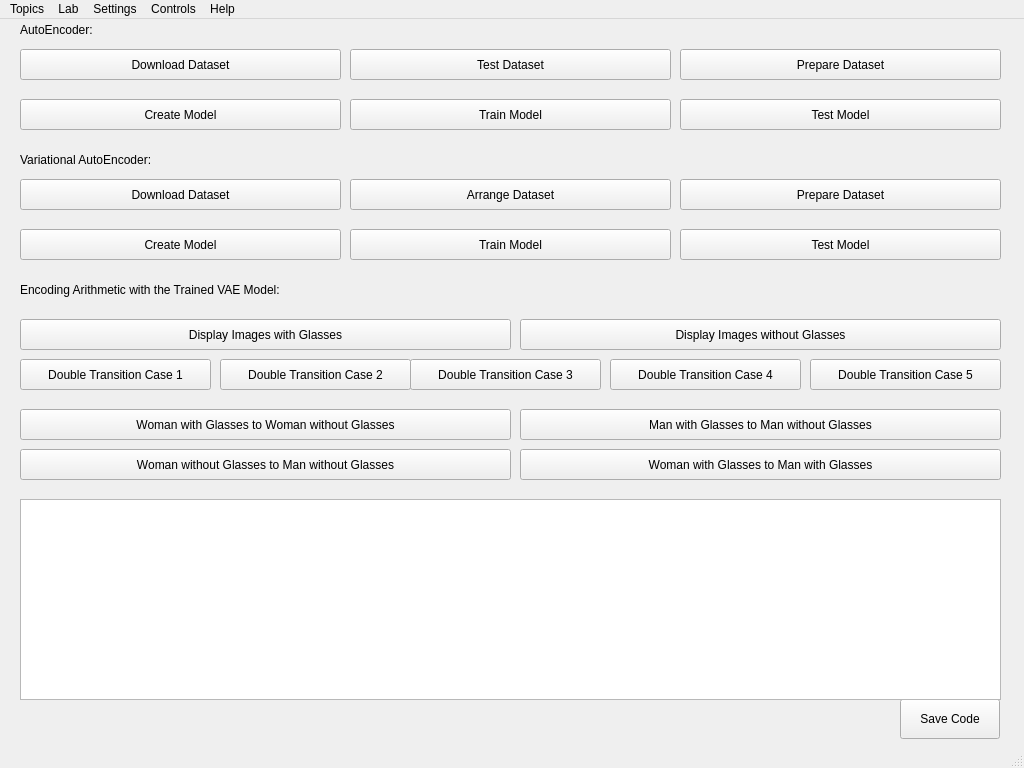
Before: the Qt Designer form ui.ui in mehrdadeahady/CV_with_ML_and_DL_and_GANs, drawn with Qt 5.
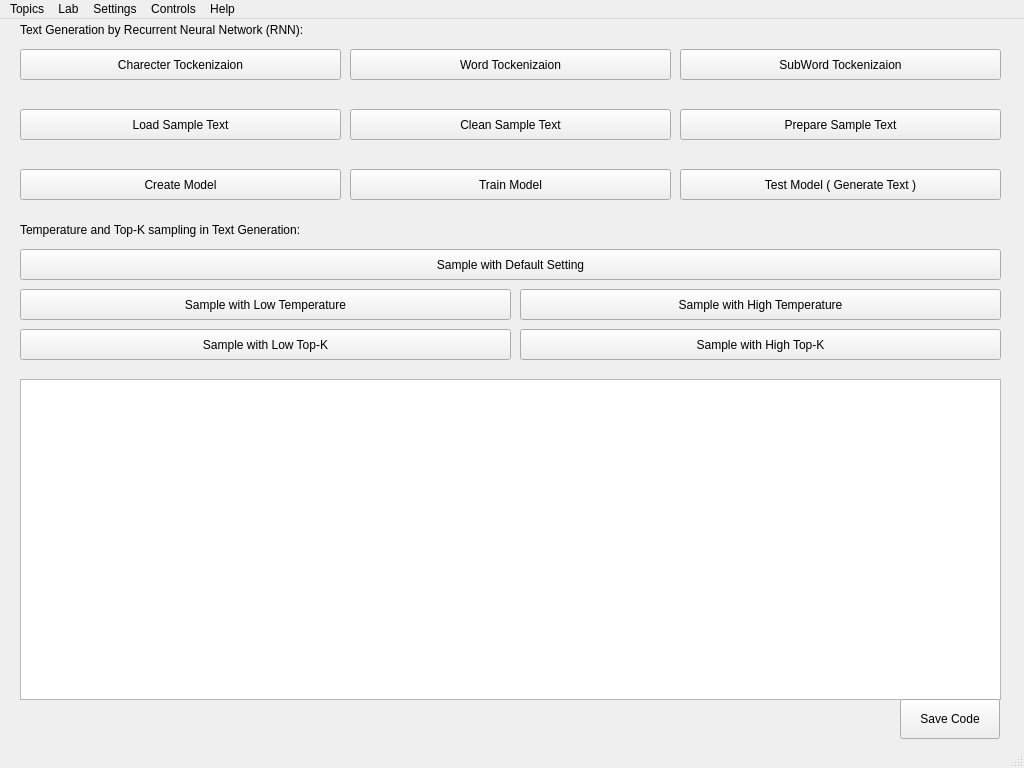
After: the same form once the commit is applied. Icons and pictures are not drawn.

Commit message: UI for Generating Text by RNNs page added.

Patch:
```diff
--- a/ui.ui
+++ b/ui.ui
@@ -100,7 +100,7 @@
      </size>
     </property>
     <property name="currentIndex">
-     <number>11</number>
+     <number>12</number>
     </property>
     <widget class="QWidget" name="page_ImagesAndColorsManipulationsAndOprations">
      <property name="sizePolicy">
@@ -6260,6 +6260,239 @@
       </property>
      </widget>
     </widget>
+    <widget class="QWidget" name="page_TextGenerationByRNN">
+     <widget class="QLabel" name="label_TextGenerationByRNN">
+      <property name="geometry">
+       <rect>
+        <x>10</x>
+        <y>0</y>
+        <width>981</width>
+        <height>21</height>
+       </rect>
+      </property>
+      <property name="text">
+       <string>Text Generation by Recurrent Neural Network (RNN):</string>
+      </property>
+     </widget>
+     <widget class="QTextBrowser" name="textBrowser_TextGenerationByRNN">
+      <property name="geometry">
+       <rect>
+        <x>10</x>
+        <y>360</y>
+        <width>981</width>
+        <height>321</height>
+       </rect>
+      </property>
+     </widget>
+     <widget class="QPushButton" name="pushButton_SaveCode_TextGenerationByRNN">
+      <property name="geometry">
+       <rect>
+        <x>890</x>
+        <y>680</y>
+        <width>100</width>
+        <height>40</height>
+       </rect>
+      </property>
+      <property name="text">
+       <string>Save Code</string>
+      </property>
+     </widget>
+     <widget class="QPushButton" name="pushButton_CharecterTockenizaion_TextGenerationByRNN">
+      <property name="geometry">
+       <rect>
+        <x>10</x>
+        <y>30</y>
+        <width>321</width>
+        <height>31</height>
+       </rect>
+      </property>
+      <property name="text">
+       <string>Charecter Tockenizaion</string>
+      </property>
+     </widget>
+     <widget class="QPushButton" name="pushButton_WordTockenizaion_TextGenerationByRNN">
+      <property name="geometry">
+       <rect>
+        <x>340</x>
+        <y>30</y>
+        <width>321</width>
+        <height>31</height>
+       </rect>
+      </property>
+      <property name="text">
+       <string>Word Tockenizaion</string>
+      </property>
+     </widget>
+     <widget class="QPushButton" name="pushButton_SubWordTockenizaion_TextGenerationByRNN">
+      <property name="geometry">
+       <rect>
+        <x>670</x>
+        <y>30</y>
+        <width>321</width>
+        <height>31</height>
+       </rect>
+      </property>
+      <property name="text">
+       <string>SubWord Tockenizaion</string>
+      </property>
+     </widget>
+     <widget class="QPushButton" name="pushButton_LoadSampleText_TextGenerationByRNN">
+      <property name="geometry">
+       <rect>
+        <x>10</x>
+        <y>90</y>
+        <width>321</width>
+        <height>31</height>
+       </rect>
+      </property>
+      <property name="text">
+       <string>Load Sample Text</string>
+      </property>
+     </widget>
+     <widget class="QPushButton" name="pushButton_CleanSampleText_TextGenerationByRNN">
+      <property name="geometry">
+       <rect>
+        <x>340</x>
+        <y>90</y>
+        <width>321</width>
+        <height>31</height>
+       </rect>
+      </property>
+      <property name="text">
+       <string>Clean Sample Text</string>
+      </property>
+     </widget>
+     <widget class="QPushButton" name="pushButton_PrepareSampleText_TextGenerationByRNN">
+      <property name="geometry">
+       <rect>
+        <x>670</x>
+        <y>90</y>
+        <width>321</width>
+        <height>31</height>
+       </rect>
+      </property>
+      <property name="text">
+       <string>Prepare Sample Text</string>
+      </property>
+     </widget>
+     <widget class="QPushButton" name="pushButton_CreateModel_TextGenerationByRNN">
+      <property name="geometry">
+       <rect>
+        <x>10</x>
+        <y>150</y>
+        <width>321</width>
+        <height>31</height>
+       </rect>
+      </property>
+      <property name="text">
+       <string>Create Model</string>
+      </property>
+     </widget>
+     <widget class="QPushButton" name="pushButton_TrainModel_TextGenerationByRNN">
+      <property name="geometry">
+       <rect>
+        <x>340</x>
+        <y>150</y>
+        <width>321</width>
+        <height>31</height>
+       </rect>
+      </property>
+      <property name="text">
+       <string>Train Model</string>
+      </property>
+     </widget>
+     <widget class="QPushButton" name="pushButton_TestModel_TextGenerationByRNN">
+      <property name="geometry">
+       <rect>
+        <x>670</x>
+        <y>150</y>
+        <width>321</width>
+        <height>31</height>
+       </rect>
+      </property>
+      <property name="text">
+       <string>Test Model ( Generate Text )</string>
+      </property>
+     </widget>
+     <widget class="QLabel" name="label_Sampling_TextGenerationByRNN">
+      <property name="geometry">
+       <rect>
+        <x>10</x>
+        <y>200</y>
+        <width>981</width>
+        <height>21</height>
+       </rect>
+      </property>
+      <property name="text">
+       <string>Temperature and Top-K sampling in Text Generation:</string>
+      </property>
+     </widget>
+     <widget class="QPushButton" name="pushButton_SampleWithDefaultSetting_TextGenerationByRNN">
+      <property name="geometry">
+       <rect>
+        <x>10</x>
+        <y>230</y>
+        <width>981</width>
+        <height>31</height>
+       </rect>
+      </property>
+      <property name="text">
+       <string>Sample with Default Setting</string>
+      </property>
+     </widget>
+     <widget class="QPushButton" name="pushButton_SampleWithLowTemperature_TextGenerationByRNN">
+      <property name="geometry">
+       <rect>
+        <x>10</x>
+        <y>270</y>
+        <width>491</width>
+        <height>31</height>
+       </rect>
+      </property>
+      <property name="text">
+       <string>Sample with Low Temperature</string>
+      </property>
+     </widget>
+     <widget class="QPushButton" name="pushButton_SampleWithHighTemperature_TextGenerationByRNN">
+      <property name="geometry">
+       <rect>
+        <x>510</x>
+        <y>270</y>
+        <width>481</width>
+        <height>31</height>
+       </rect>
+      </property>
+      <property name="text">
+       <string>Sample with High Temperature</string>
+      </property>
+     </widget>
+     <widget class="QPushButton" name="pushButton_SampleWithHighTopK_TextGenerationByRNN">
+      <property name="geometry">
+       <rect>
+        <x>510</x>
+        <y>310</y>
+        <width>481</width>
+        <height>31</height>
+       </rect>
+      </property>
+      <property name="text">
+       <string>Sample with High Top-K</string>
+      </property>
+     </widget>
+     <widget class="QPushButton" name="pushButton_SampleWithLowTopK_TextGenerationByRNN">
+      <property name="geometry">
+       <rect>
+        <x>10</x>
+        <y>310</y>
+        <width>491</width>
+        <height>31</height>
+       </rect>
+      </property>
+      <property name="text">
+       <string>Sample with Low Top-K</string>
+      </property>
+     </widget>
+    </widget>
     <widget class="QWidget" name="page_AboutAuthorDeveloper">
      <widget class="QTextBrowser" name="textBrowser_AboutAuthorDeveloper">
       <property name="geometry">
```
The commit also changes 4 other files.
